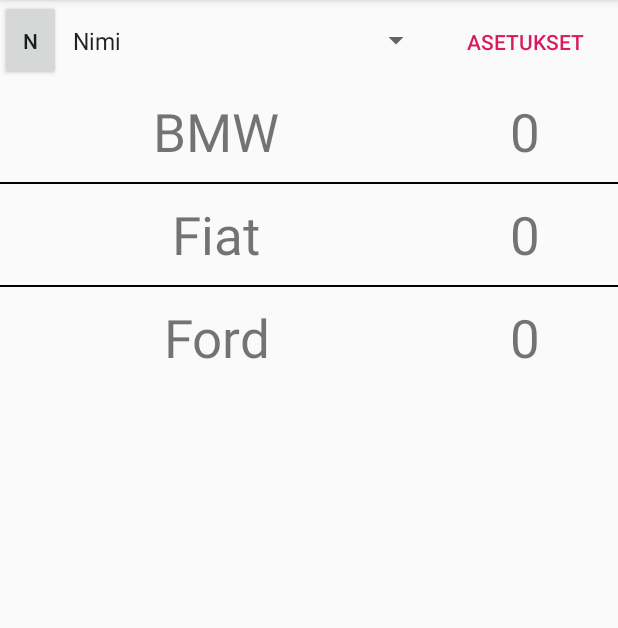
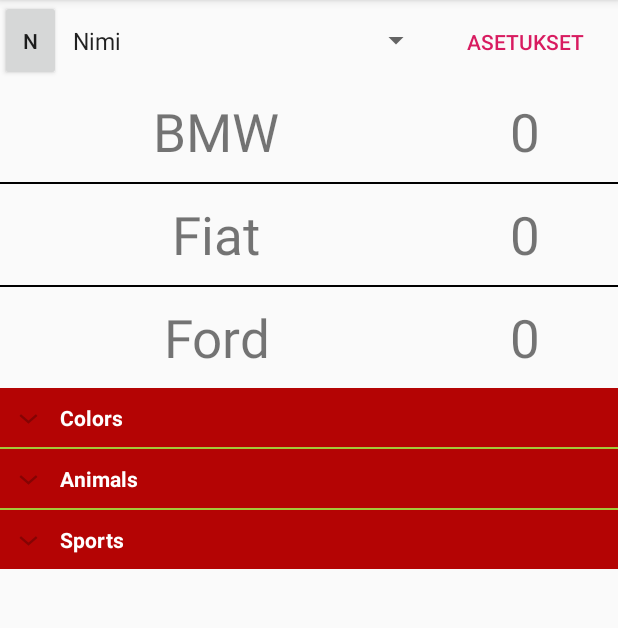
Before and after one commit to ToniMHeinonen/Realistisen-Elaman-Simulaattori, an Android app: the screen it shows after launch (ChooseScenarioActivity), on a phone screen of 412 x 824 dp, the part 84-712 px from its top. Run offline under Robolectric (Android 15) with nearby library versions, the phone set to English and light mode, and no system bars.

Commit message:
Add working category system, next modify it to support our data.

```diff
--- a/app/src/main/java/muuttaa/myohemmin/realistisenelamansimulaattori/ChooseScenarioActivity.java
+++ b/app/src/main/java/muuttaa/myohemmin/realistisenelamansimulaattori/ChooseScenarioActivity.java
@@ -1,6 +1,7 @@
 package muuttaa.myohemmin.realistisenelamansimulaattori;
 
 import androidx.appcompat.app.AppCompatActivity;
+import muuttaa.myohemmin.realistisenelamansimulaattori.choosescenarioitem.CategoriesListAdapter;
 import muuttaa.myohemmin.realistisenelamansimulaattori.data.SaveSystem;
 import muuttaa.myohemmin.realistisenelamansimulaattori.choosescenarioitem.ScenarioItem;
 import muuttaa.myohemmin.realistisenelamansimulaattori.choosescenarioitem.ScenarioItemAdapter;
@@ -11,12 +12,16 @@
 import android.view.View;
 import android.widget.AdapterView;
 import android.widget.ArrayAdapter;
+import android.widget.ExpandableListAdapter;
+import android.widget.ExpandableListView;
 import android.widget.ListView;
 import android.widget.Spinner;
+import android.widget.Toast;
 
 import java.util.ArrayList;
 import java.util.Collections;
 import java.util.Comparator;
+import java.util.HashMap;
 import java.util.List;
 
 public class ChooseScenarioActivity extends AppCompatActivity {
@@ -26,6 +31,12 @@
     private final int SORT_NAME = 0, SORT_RECENT = 1, SORT_PERCENTAGE = 2;
     private int sortBy = SORT_NAME;
     private boolean sortAscending = true;
+
+    // Categories
+    ExpandableListView expandableListView;
+    ExpandableListAdapter expandableListAdapter;
+    List<String> expandableListTitle;
+    HashMap<String, List<String>> expandableListDetail;
 
     @Override
     protected void onCreate(Bundle savedInstanceState) {
@@ -37,6 +48,47 @@
 
         setupSorting();
         showScenarioList();
+
+        // Categories
+        expandableListView = findViewById(R.id.categoriesPlaceholder);
+        expandableListDetail = CategoriesListAdapter.getData();
+        expandableListTitle = new ArrayList<String>(expandableListDetail.keySet());
+        expandableListAdapter = new CategoriesListAdapter(this, expandableListTitle, expandableListDetail);
+        expandableListView.setAdapter(expandableListAdapter);
+        expandableListView.setOnGroupExpandListener(new ExpandableListView.OnGroupExpandListener() {
+
+            @Override
+            public void onGroupExpand(int groupPosition) {
+                Toast.makeText(getApplicationContext(),
+                        expandableListTitle.get(groupPosition) + " ListView Open.",
+                        Toast.LENGTH_SHORT).show();
+            }
+        });
+
+        expandableListView.setOnGroupCollapseListener(new ExpandableListView.OnGroupCollapseListener() {
+
+            @Override
+            public void onGroupCollapse(int groupPosition) {
+                Toast.makeText(getApplicationContext(),
+                        expandableListTitle.get(groupPosition) + " ListView Closed.",
+                        Toast.LENGTH_SHORT).show();
+
+            }
+        });
+
+        expandableListView.setOnChildClickListener(new ExpandableListView.OnChildClickListener() {
+            @Override
+            public boolean onChildClick(ExpandableListView parent, View v,
+                                        int groupPosition, int childPosition, long id) {
+                Toast.makeText(getApplicationContext(),
+                        expandableListDetail.get(
+                                expandableListTitle.get(groupPosition)).get(
+                                childPosition), Toast.LENGTH_SHORT
+                )
+                        .show();
+                return false;
+            }
+        });
     }
 
     /**
--- /dev/null
+++ b/app/src/main/java/muuttaa/myohemmin/realistisenelamansimulaattori/choosescenarioitem/CategoriesListAdapter.java
@@ -0,0 +1,152 @@
+package muuttaa.myohemmin.realistisenelamansimulaattori.choosescenarioitem;
+
+import android.content.Context;
+import android.graphics.Typeface;
+import android.view.LayoutInflater;
+import android.view.View;
+import android.view.ViewGroup;
+import android.widget.BaseExpandableListAdapter;
+import android.widget.TextView;
+
+import java.util.ArrayList;
+import java.util.HashMap;
+import java.util.List;
+
+import muuttaa.myohemmin.realistisenelamansimulaattori.R;
+
+public class CategoriesListAdapter extends BaseExpandableListAdapter {
+
+    private Context context;
+    private List<String> ParentItem;
+    private HashMap<String, List<String>> ChildItem;
+
+
+    public CategoriesListAdapter(Context context, List<String> ParentItem,
+                                 HashMap<String, List<String>> ChildItem) {
+        this.context = context;
+        this.ParentItem = ParentItem;
+        this.ChildItem = ChildItem;
+    }
+
+    @Override
+    public Object getChild(int listPosition, int expandedListPosition) {
+        return this.ChildItem.get(this.ParentItem.get(listPosition))
+                .get(expandedListPosition);
+    }
+
+    @Override
+    public long getChildId(int listPosition, int expandedListPosition) {
+        return expandedListPosition;
+    }
+
+    @Override
+    public View getChildView(int listPosition, final int expandedListPosition,
+                             boolean isLastChild, View convertView, ViewGroup parent) {
+        final String expandedListText = (String) getChild(listPosition, expandedListPosition);
+        if (convertView == null) {
+            LayoutInflater layoutInflater = (LayoutInflater) this.context
+                    .getSystemService(Context.LAYOUT_INFLATER_SERVICE);
+            convertView = layoutInflater.inflate(R.layout.category_child, null);
+        }
+        TextView text1 = (TextView) convertView.findViewById(R.id.item1);
+        TextView text2 = (TextView) convertView.findViewById(R.id.item2);
+        text1.setText(""+expandedListPosition);
+        text2.setText(""+expandedListText);
+        return convertView;
+    }
+
+    @Override
+    public int getChildrenCount(int listPosition) {
+        return this.ChildItem.get(this.ParentItem.get(listPosition))
+                .size();
+    }
+
+    @Override
+    public Object getGroup(int listPosition) {
+        return this.ParentItem.get(listPosition);
+    }
+
+    @Override
+    public int getGroupCount() {
+        return this.ParentItem.size();
+    }
+
+    @Override
+    public long getGroupId(int listPosition) {
+        return listPosition;
+    }
+
+    @Override
+    public View getGroupView(int listPosition, boolean isExpanded,
+                             View convertView, ViewGroup parent) {
+        String listTitle = (String) getGroup(listPosition);
+        if (convertView == null) {
+            LayoutInflater layoutInflater = (LayoutInflater) this.context.
+                    getSystemService(Context.LAYOUT_INFLATER_SERVICE);
+            convertView = layoutInflater.inflate(R.layout.category_parent, null);
+        }
+        TextView listTitleTextView = (TextView) convertView
+                .findViewById(R.id.listTitle);
+        listTitleTextView.setTypeface(null, Typeface.BOLD);
+        listTitleTextView.setText(listTitle);
+        return convertView;
+    }
+
+    @Override
+    public boolean hasStableIds() {
+        return false;
+    }
+
+    @Override
+    public boolean isChildSelectable(int listPosition, int expandedListPosition) {
+        return true;
+    }
+
+
+    public static HashMap<String, List<String>> getData() {
+        HashMap<String, List<String>> ParentItem = new HashMap<String, List<String>>();
+
+        List<String> Colors = new ArrayList<String>();
+        Colors.add("Red");
+        Colors.add("Green");
+        Colors.add("Blue");
+        Colors.add("Maroon");
+        Colors.add("Yellow");
+        Colors.add("Violet");
+        Colors.add("Pink");
+        Colors.add("Pink");
+        Colors.add("Pink");
+        Colors.add("Pink");
+        Colors.add("Pink");
+        Colors.add("Pink");
+        Colors.add("Pink");
+        Colors.add("Pink");
+        Colors.add("Pink");
+        Colors.add("Pink");
+        Colors.add("Pink");
+
+        List<String> Animals = new ArrayList<String>();
+        Animals.add("Lion");
+        Animals.add("Tiger");
+        Animals.add("Leopard");
+        Animals.add("Cheetah");
+        Animals.add("Bear");
+
+        List<String> Sports = new ArrayList<String>();
+        Sports.add("Cricket");
+        Sports.add("Football");
+        Sports.add("Tennis");
+        Sports.add("Basket Ball");
+        Sports.add("Base Ball");
+
+
+        ParentItem.put("Colors", Colors);
+        ParentItem.put("Animals", Animals);
+        ParentItem.put("Sports", Sports);
+
+        return ParentItem;
+
+
+
+    }
+}
--- a/app/src/main/res/layout/activity_main.xml
+++ b/app/src/main/res/layout/activity_main.xml
@@ -39,4 +39,12 @@
         android:divider="#000"
         android:dividerHeight="1dp"/>
 
+    <ExpandableListView
+        android:id="@+id/categoriesPlaceholder"
+        android:layout_height="wrap_content"
+        android:layout_width="match_parent"
+        android:indicatorLeft="?android:attr/expandableListPreferredItemIndicatorLeft"
+        android:divider="#A4C739"
+        android:dividerHeight="1dp" />
+
 </LinearLayout>
--- /dev/null
+++ b/app/src/main/res/layout/category_parent.xml
@@ -0,0 +1,14 @@
+<?xml version="1.0" encoding="utf-8"?>
+<LinearLayout xmlns:android="http://schemas.android.com/apk/res/android"
+    android:orientation="vertical" android:layout_width="match_parent"
+    android:layout_height="match_parent">
+    <TextView
+        android:id="@+id/listTitle"
+        android:layout_width="fill_parent"
+        android:layout_height="wrap_content"
+        android:paddingLeft="?android:attr/expandableListPreferredItemPaddingLeft"
+        android:textColor="#ffffff"
+        android:background="#B40404"
+        android:paddingTop="10dp"
+        android:paddingBottom="10dp" />
+</LinearLayout>
```
Also changed, not shown: app/src/main/res/layout/category_child.xml (added, +35 -0 lines).
